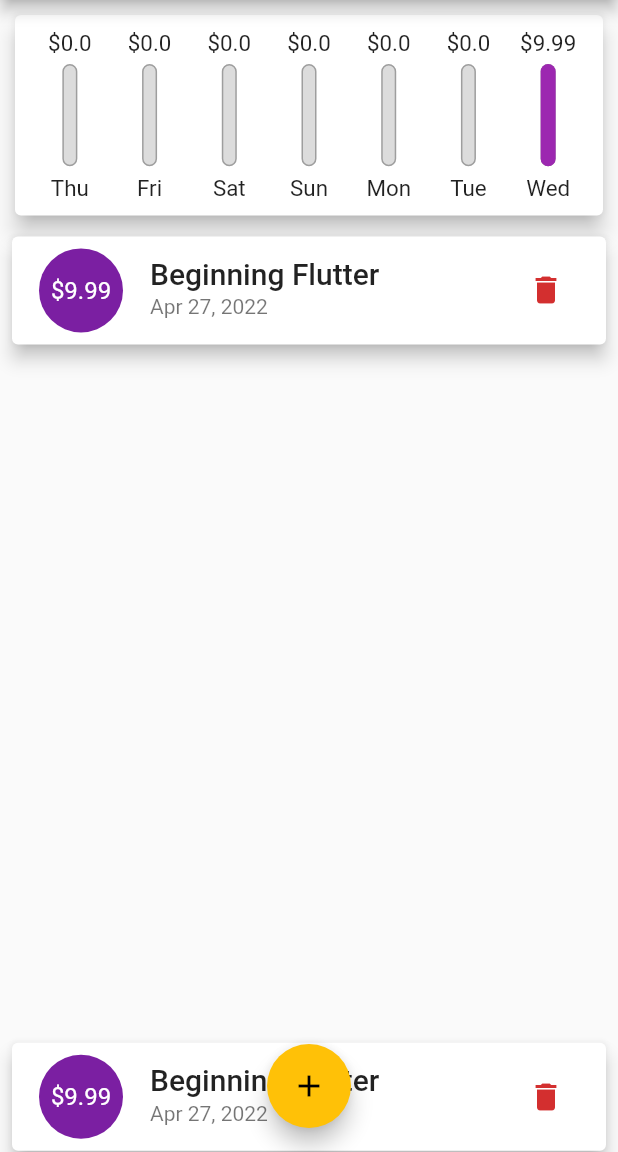
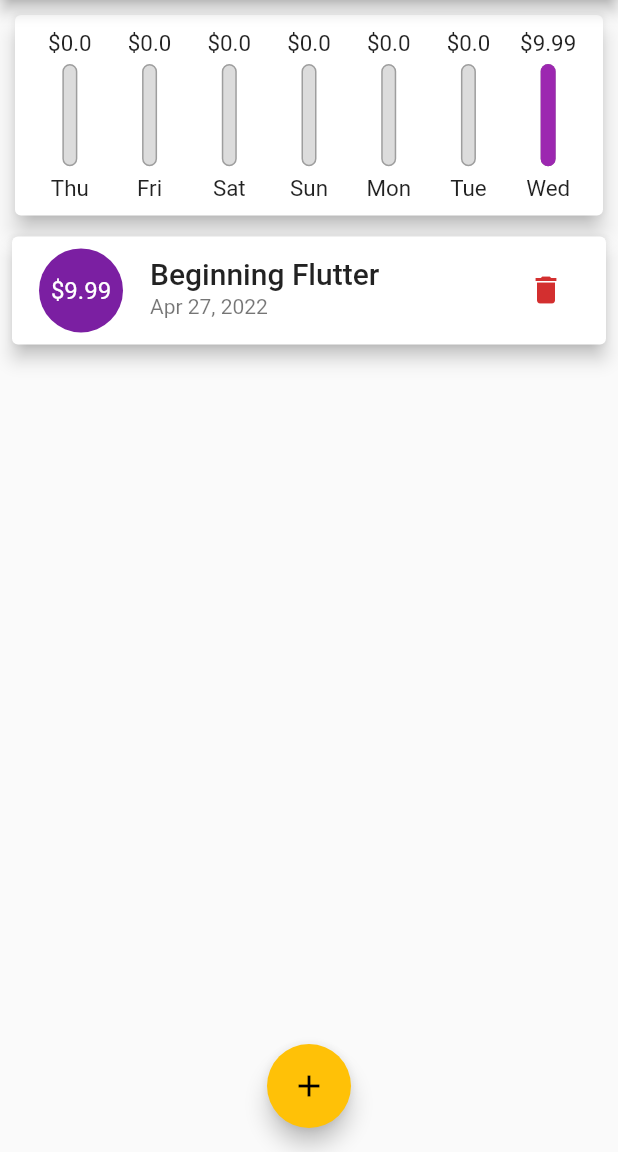
Before and after one commit to hdwhitem/Personal_Expenses_App, a Flutter app: the screen it shows after launch, on a phone screen of 412 x 824 dp, the part 84-1236 px from its top. Run offline on Flutter 3.47's test engine with Material 2 defaults, Android fonts, the phone set to English and light mode, and no system bars; Roboto replaces fonts that are missing (Quicksand).

```diff
--- a/lib/main.dart
+++ b/lib/main.dart
@@ -118,6 +118,53 @@ class _HomeScreenState extends State<HomeScreen> {
     });
   }
 
+  List<Widget> _buildLandscapeContent(AppBar appBar, Widget txListWidget) {
+    return [
+      Row(
+        mainAxisAlignment: MainAxisAlignment.center,
+        children: <Widget>[
+          Text(
+            'Show Chart',
+            style: Theme.of(context).textTheme.titleMedium,
+          ),
+          Switch.adaptive(
+            // ignore: deprecated_member_use
+            activeColor: Theme.of(context).accentColor,
+            value: _showChart,
+            onChanged: (val) {
+              setState(() {
+                _showChart = val;
+              });
+            },
+          ),
+        ],
+      ),
+      if (_showChart)
+        Container(
+          height: (MediaQuery.of(context).size.height -
+                  appBar.preferredSize.height -
+                  -MediaQuery.of(context).padding.top) *
+              0.5,
+          child: Chart(recentTransactions: _recentTransactions),
+        ),
+      if (!_showChart) txListWidget
+    ];
+  }
+
+  List<Widget> _buildPortraitContent(AppBar appBar, Widget txListWidget) {
+    return [
+      Container(
+        height: (MediaQuery.of(context).size.height -
+                appBar.preferredSize.height -
+                -MediaQuery.of(context).padding.top -
+                MediaQuery.of(context).padding.bottom) *
+            0.2,
+        child: Chart(recentTransactions: _recentTransactions),
+      ),
+      txListWidget
+    ];
+  }
+
   @override
   Widget build(BuildContext context) {
     final mediaQuery = MediaQuery.of(context);
@@ -154,7 +201,7 @@ class _HomeScreenState extends State<HomeScreen> {
       height: (mediaQuery.size.height -
               appBar.preferredSize.height -
               -mediaQuery.padding.top -
-              -mediaQuery.padding.bottom) *
+              mediaQuery.padding.bottom) *
           0.7,
       child: BookList(
         books: _userBooks,
@@ -167,47 +214,8 @@ class _HomeScreenState extends State<HomeScreen> {
       child: Column(
           crossAxisAlignment: CrossAxisAlignment.stretch,
           children: <Widget>[
-            if (isLandscape)
-              Row(
-                mainAxisAlignment: MainAxisAlignment.center,
-                children: <Widget>[
-                  Text(
-                    'Show Chart',
-                    style: Theme.of(context).textTheme.titleMedium,
-                  ),
-                  Switch.adaptive(
-                    // ignore: deprecated_member_use
-                    activeColor: Theme.of(context).accentColor,
-                    value: _showChart,
-                    onChanged: (val) {
-                      setState(() {
-                        _showChart = val;
-                      });
-                    },
-                  ),
-                ],
-              ),
-            if (!isLandscape)
-              Container(
-                height: (mediaQuery.size.height -
-                        appBar.preferredSize.height -
-                        -mediaQuery.padding.top -
-                        -mediaQuery.padding.bottom) *
-                    0.2,
-                child: Chart(recentTransactions: _recentTransactions),
-              ),
-            if (!isLandscape) txListWidget,
-            if (isLandscape)
-              if (_showChart)
-                Container(
-                  height: (mediaQuery.size.height -
-                          appBar.preferredSize.height -
-                          -mediaQuery.padding.top -
-                          -mediaQuery.padding.bottom) *
-                      0.6,
-                  child: Chart(recentTransactions: _recentTransactions),
-                ),
-            txListWidget
+            if (isLandscape) ..._buildLandscapeContent(appBar, txListWidget),
+            if (!isLandscape) ..._buildPortraitContent(appBar, txListWidget),
           ]),
     ));
 
```
